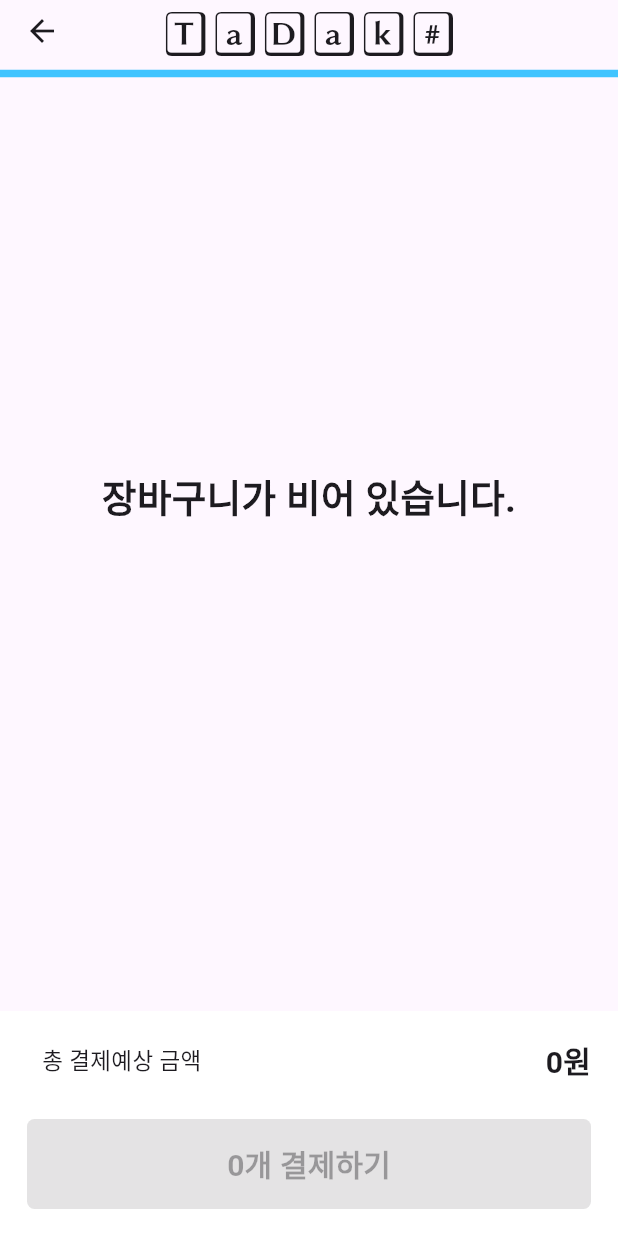
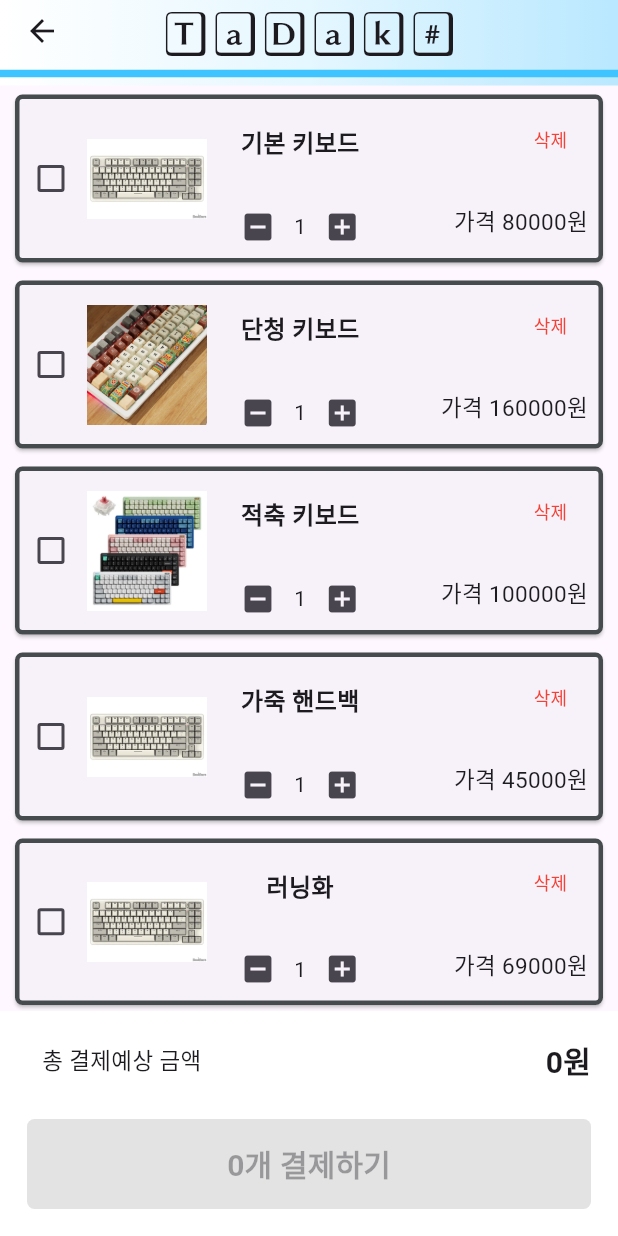
Before and after one commit to pastel67/flutter_shoppin_mall_app, a Flutter app: the screen it shows after launch, scrolled down 576 dp, after a tap on the "favorite" icon, after a tap on the "shopping cart" icon, on a phone screen of 412 x 824 dp. Run offline on Flutter 3.47's test engine with Material 3 defaults, Android fonts, the phone set to English and light mode, and no system bars; our stand-ins replace image_picker; Roboto replaces fonts that are missing (text).

Commit message:
feat : 앱바 수정

```diff
--- a/lib/pages/cart_page.dart
+++ b/lib/pages/cart_page.dart
@@ -1,3 +1,4 @@
+import 'dart:io';
 import 'package:flutter/material.dart';
 import 'package:flutter_shoppin_mall_app/cart_item.dart';
 import 'package:flutter_shoppin_mall_app/pages/payment_page.dart';
@@ -43,6 +44,17 @@
   Widget build(BuildContext context) {
     return Scaffold(
       appBar: AppBar(
+        flexibleSpace: Container(
+          decoration: BoxDecoration(
+            gradient: LinearGradient(
+              colors: [
+                Colors.white,
+                const Color.fromARGB(255, 229, 247, 255),
+                const Color.fromARGB(255, 185, 232, 255),
+              ],
+            ),
+          ),
+        ),
         centerTitle: true,
         title: GestureDetector(
           onTap: () {
@@ -140,10 +152,10 @@
     );
   }
 
+  // 카트 리스트
   ListView cartList() {
     final double bottomHeight = 120;
     return ListView.builder(
-      reverse: true,
       padding: EdgeInsets.only(
         bottom: bottomHeight + MediaQuery.of(context).padding.bottom,
       ),
@@ -178,7 +190,9 @@
               SizedBox(
                 width: 80,
                 height: 80,
-                child: Image.asset(productData.image),
+                child: productData.image.startsWith('assets/')
+                    ? Image.asset(productData.image, fit: BoxFit.contain)
+                    : Image.file(File(productData.image)),
               ),
               Padding(
                 padding: const EdgeInsets.only(left: 10),
--- a/lib/pages/home_page.dart
+++ b/lib/pages/home_page.dart
@@ -23,9 +23,7 @@
 
   void onToggleFavorite(bool toggleFavorite, int index) {
     setState(() {
-      print('1 - 1 ${productList[index].favorite}');
       productList[index].favorite = !toggleFavorite;
-      print('1 - 2 ${productList[index].favorite}');
     });
   }
 
@@ -48,19 +46,23 @@
     });
   }
 
+
   // 장바구니에 상품을 추가 하는 함수
   void addProductInCart(
     ProductEntity addCartProduct,
-    bool addCartisSelected,
-    int addCartquantity,
+    bool? addCartisSelected,
+    int? addQuantity,
   ) {
-    cartList.add(
-      CartItem(
-        product: addCartProduct,
-        isSelected: addCartisSelected,
-        quantity: addCartquantity,
-      ),
-    );
+    setState(() {
+      cartList.add(
+        CartItem(
+          product: addCartProduct,
+          isSelected: addCartisSelected ?? false,
+          quantity: addQuantity ?? 1,
+        ),
+      );
+      print('추가 되는 건가111');
+    });
   }
 
   // 더미 데이터 추가
@@ -161,9 +163,9 @@
       ),
     );
 
-    // for (int i = 0; i < productList.length; i++) {
-    //   cartList.add(CartItem(product: productList[i]));
-    // }
+    for (int i = 0; i < productList.length; i++) {
+      cartList.add(CartItem(product: productList[i]));
+    }
     super.initState();
   }
 
@@ -171,6 +173,17 @@
   Widget build(BuildContext context) {
     return Scaffold(
       appBar: AppBar(
+        flexibleSpace: Container(
+          decoration: BoxDecoration(
+            gradient: LinearGradient(
+              colors: [
+                Colors.white,
+                const Color.fromARGB(255, 229, 247, 255),
+                const Color.fromARGB(255, 185, 232, 255),
+              ],
+            ),
+          ),
+        ),
         centerTitle: true,
         title: Text(
           title,
@@ -275,6 +288,7 @@
                   onToggleFavorite: () {
                     onToggleFavorite(productList[index].favorite, index);
                   },
+                  addProductInCart: addProductInCart,
                   productData: productList[index],
                 ),
               ),
```
Also changed, not shown: lib/pages/add_product_page.dart (+11 -0 lines), lib/pages/description_page.dart (+133 -73 lines), lib/pages/payment_page.dart (+23 -4 lines).
